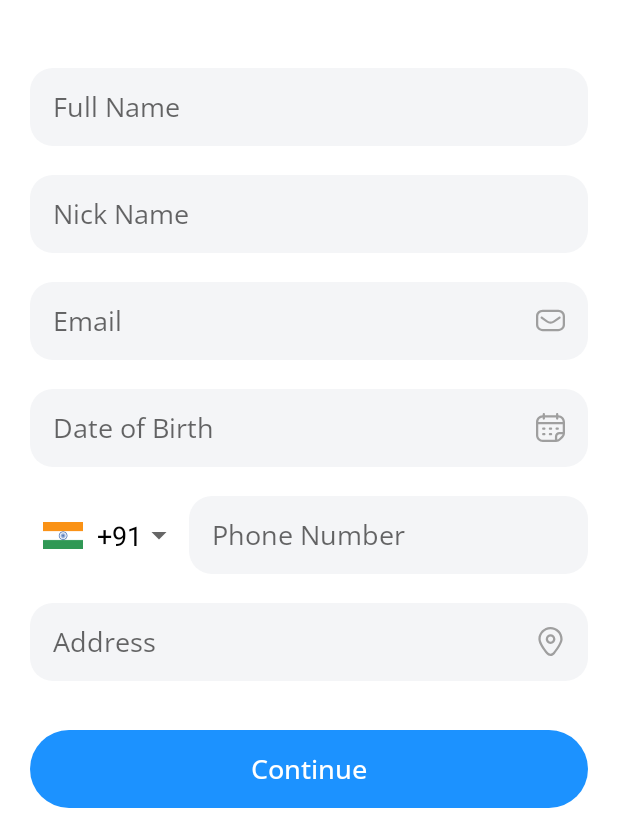
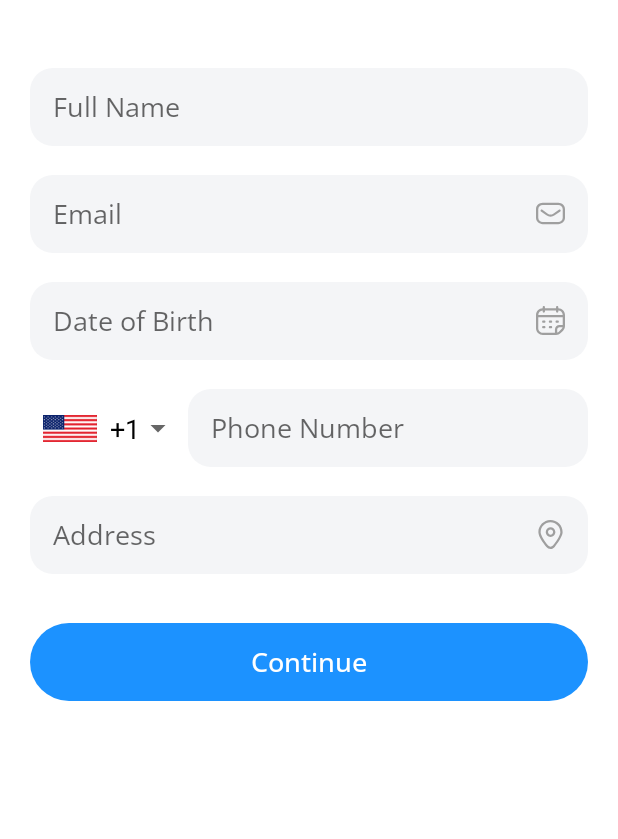
Before and after one commit to Husnainalirafique/Car-Buddy, an Android app: the AuthUserInformationFragment screen opened through its navigation route, on a phone screen of 412 x 824 dp, the part 397-1236 px from its top. Run offline under Robolectric (Android 15) with nearby library versions, the phone set to English and light mode, and no system bars; our stand-ins replace CircleImageView, Dagger/Hilt's generated code, data binding, sdp/ssp sizes; libraries missing offline, so code that uses them is left out: io.michaelrocks.libphonenumber; pictures from the network do not load.

Commit message:
car buddy

```diff
--- a/app/src/main/java/com/example/carbuddy/utils/ActivityAndFragmentUtils.kt
+++ b/app/src/main/java/com/example/carbuddy/utils/ActivityAndFragmentUtils.kt
@@ -1,4 +1,3 @@
-@file:Suppress("DEPRECATION")
 package com.example.carbuddy.utils
 
 import android.app.Activity
--- a/app/src/main/java/com/example/carbuddy/utils/BackPressedExtensions.kt
+++ b/app/src/main/java/com/example/carbuddy/utils/BackPressedExtensions.kt
@@ -6,7 +6,7 @@ import androidx.appcompat.app.AppCompatActivity
 import androidx.fragment.app.Fragment
 
 object BackPressedExtensions {
-    fun AppCompatActivity.goBackPressed(callback: () -> Unit) {
+    inline fun AppCompatActivity.goBackPressed(crossinline callback: () -> Unit) {
         onBackPressedDispatcher.addCallback(this, object : OnBackPressedCallback(true) {
             override fun handleOnBackPressed() {
                 callback()
@@ -15,7 +15,7 @@ object BackPressedExtensions {
     }
 
 
-    fun Fragment.goBackPressed(callback: () -> Unit) {
+    inline fun Fragment.goBackPressed(crossinline callback: () -> Unit) {
         requireActivity().onBackPressedDispatcher.addCallback(this, object : OnBackPressedCallback(true) {
             override fun handleOnBackPressed() {
                 callback()
--- a/app/src/main/java/com/example/carbuddy/utils/BitmapUtils.kt
+++ b/app/src/main/java/com/example/carbuddy/utils/BitmapUtils.kt
@@ -24,13 +24,12 @@ object BitmapUtils {
             view.draw(canvas)
         } catch (e: Exception) {
             e.printStackTrace()
-            Log.d("ereceipt capture", "Failed to capture screenshot because:" + e.message)
         }
         return bitmap!!
     }
 
     fun saveBitmapToGallery(bitmap: Bitmap, context: Context) {
-        val fileName = "image_${System.currentTimeMillis()}.png"
+        val fileName = "image_${DateTimeUtils.formatCompleteDateAndTime()}.png"
 
         /*........ MetaData for media file ........*/
         val contentValues = ContentValues().apply {
--- a/app/src/main/java/com/example/carbuddy/utils/CoroutinesUtils.kt
+++ b/app/src/main/java/com/example/carbuddy/utils/CoroutinesUtils.kt
@@ -3,13 +3,13 @@ package com.example.carbuddy.utils
 import kotlinx.coroutines.Dispatchers
 import kotlinx.coroutines.withContext
 
-suspend fun <T> withMainContext(block: suspend () -> T): T {
+suspend inline fun <T> withMainContext(crossinline block: suspend () -> T): T {
     return withContext(Dispatchers.Main) {
         block.invoke()
     }
 }
 
-suspend fun <T> withIoContext(block: suspend () -> T): T {
+suspend inline fun <T> withIoContext(crossinline block: suspend () -> T): T {
     return withContext(Dispatchers.IO) {
         block.invoke()
     }
--- a/app/src/main/java/com/example/carbuddy/utils/DateTimeUtils.kt
+++ b/app/src/main/java/com/example/carbuddy/utils/DateTimeUtils.kt
@@ -14,8 +14,7 @@ object DateTimeUtils {
 
     fun formatCompleteDateAndTime(): String {
         val calendar = Calendar.getInstance()
-        val dateFormat =
-            SimpleDateFormat(Constants.DATE_TIME_FORMAT_MM_DD_YYYY_HH_MM_SS, Locale.getDefault())
+        val dateFormat = SimpleDateFormat(Constants.DATE_TIME_FORMAT_MM_DD_YYYY_HH_MM_SS, Locale.getDefault())
         return dateFormat.format(calendar.time)
     }
 
--- a/app/src/main/java/com/example/carbuddy/utils/DeviceMediaUtils.kt
+++ b/app/src/main/java/com/example/carbuddy/utils/DeviceMediaUtils.kt
@@ -28,7 +28,9 @@ fun extractSelectedUris(data: Intent?): ArrayList<Uri> {
 }
 
 fun Fragment.filterUrisByMimeType(uris: ArrayList<Uri>, mimeTypePrefix: String): List<Uri> {
-    return uris.filter { getMimeType(it).startsWith(mimeTypePrefix) }
+    return uris.filter {
+        getMimeType(it).startsWith(mimeTypePrefix)
+    }
 }
 
 fun Fragment.getMimeType(uri: Uri): String {
--- a/app/src/main/java/com/example/carbuddy/utils/Dialogs.kt
+++ b/app/src/main/java/com/example/carbuddy/utils/Dialogs.kt
@@ -26,7 +26,7 @@ object Dialogs {
 //        }
 //    }
 
-    fun permissionAlertDialog(context: Context,message:String,callback:() -> Unit) {
+    inline fun permissionAlertDialog(context: Context,message:String,crossinline callback:() -> Unit) {
         val builder = AlertDialog.Builder(context)
         builder.apply{
             setMessage(message)
@@ -42,7 +42,7 @@ object Dialogs {
             show()
         }
     }
-    fun showDatePickerDialog(context: Context,onDateSelected:(date:Date) -> Unit) {
+    inline fun showDatePickerDialog(context: Context,crossinline onDateSelected:(date:Date) -> Unit) {
         val calendar = Calendar.getInstance()
         val year = calendar.get(Calendar.YEAR)
         val month = calendar.get(Calendar.MONTH)
--- a/app/src/main/java/com/example/carbuddy/utils/NetworkUtils.kt
+++ b/app/src/main/java/com/example/carbuddy/utils/NetworkUtils.kt
@@ -3,9 +3,10 @@ package com.example.carbuddy.utils
 import android.content.Context
 import android.net.ConnectivityManager
 import android.net.NetworkCapabilities
+import dagger.hilt.android.qualifiers.ApplicationContext
 
 object NetworkUtils {
-    fun isNetworkAvailable(context: Context): Boolean {
+    fun isNetworkAvailable(@ApplicationContext context: Context): Boolean {
         val connectivityManager = context.getSystemService(Context.CONNECTIVITY_SERVICE) as ConnectivityManager
 
         val networkCapabilities = connectivityManager.activeNetwork ?: return false
--- a/app/src/main/java/com/example/carbuddy/utils/Spanny.kt
+++ b/app/src/main/java/com/example/carbuddy/utils/Spanny.kt
@@ -11,7 +11,7 @@ import android.widget.TextView
 import androidx.annotation.ColorInt
 
 object Spanny {
-    fun spannableText(textView: TextView, fullText: String, clickableText: String,clickableTextColor: Int = Color.BLUE, onClickAction: () -> Unit, ) {
+    fun spannableText(textView: TextView, fullText: String, clickableText: String,clickableTextColor: Int = Color.BLUE,onClickAction: () -> Unit, ) {
         val spannableString = SpannableString(fullText)
 
         val startIndex = fullText.indexOf(clickableText)
--- a/app/src/main/res/layout/fragment_auth_user_information.xml
+++ b/app/src/main/res/layout/fragment_auth_user_information.xml
@@ -74,19 +74,6 @@
                     tools:ignore="SpeakableTextPresentCheck" />
 
                 <androidx.appcompat.widget.AppCompatEditText
-                    android:id="@+id/etNickName"
-                    style="@style/edittextStyle"
-                    android:layout_marginTop="@dimen/_15sdp"
-                    android:hint="@string/string_nick_name"
-                    android:inputType="text"
-                    android:singleLine="true"
-                    app:layout_constraintEnd_toEndOf="parent"
-                    app:layout_constraintHorizontal_bias="0.1"
-                    app:layout_constraintStart_toStartOf="parent"
-                    app:layout_constraintTop_toBottomOf="@+id/etFullName"
-                    tools:ignore="SpeakableTextPresentCheck" />
-
-                <androidx.appcompat.widget.AppCompatEditText
                     android:id="@+id/etEmail"
                     style="@style/edittextStyle"
                     android:layout_marginTop="@dimen/_15sdp"
@@ -97,7 +84,7 @@
                     app:layout_constraintEnd_toEndOf="parent"
                     app:layout_constraintHorizontal_bias="0.4"
                     app:layout_constraintStart_toStartOf="parent"
-                    app:layout_constraintTop_toBottomOf="@+id/etNickName"
+                    app:layout_constraintTop_toBottomOf="@+id/etFullName"
                     tools:ignore="SpeakableTextPresentCheck" />
 
                 <androidx.appcompat.widget.AppCompatEditText
@@ -119,13 +106,15 @@
                     android:id="@+id/countryCodePicker"
                     android:layout_width="wrap_content"
                     android:layout_height="wrap_content"
-                    app:ccp_countryAutoDetectionPref="SIM_NETWORK_LOCALE"
                     app:ccpDialog_fastScroller_bubbleColor="@color/color_edittext_background"
                     app:ccpDialog_textColor="@color/color_textview"
                     app:ccp_arrowColor="@color/color_textview"
                     app:ccp_contentColor="@color/color_textview"
+                    app:ccp_hintExampleNumber="true"
                     app:ccp_showNameCode="false"
                     app:ccp_showPhoneCode="true"
+                    app:ccp_autoDetectLanguage="true"
+                    app:ccp_autoDetectCountry="true"
                     app:layout_constraintBottom_toBottomOf="@+id/phoneNumber"
                     app:layout_constraintStart_toStartOf="parent"
                     app:layout_constraintTop_toTopOf="@+id/phoneNumber" />
--- a/app/src/main/res/layout/fragment_log_in.xml
+++ b/app/src/main/res/layout/fragment_log_in.xml
@@ -196,7 +196,7 @@
                     android:layout_width="wrap_content"
                     android:layout_height="wrap_content"
                     android:layout_marginTop="30dp"
-                    android:textSize="15sp"
+                    android:textSize="@dimen/_13ssp"
                     app:layout_constraintEnd_toEndOf="parent"
                     app:layout_constraintStart_toStartOf="parent"
                     app:layout_constraintTop_toBottomOf="@+id/btnGoogleLogIn" />
--- a/app/src/main/res/values/strings.xml
+++ b/app/src/main/res/values/strings.xml
@@ -22,7 +22,7 @@
     //Account setup
     <string name="string_fill_your_profile">Fill your Profile</string>
     <string name="string_full_name">Full Name</string>
-    <string name="string_nick_name">Nick Name</string>
+    <string name="string_nick_name">Nick Name (Optional)</string>
     <string name="string_date_of_birth">Date of Birth</string>
     <string name="string_phone_number">Phone Number</string>
     <string name="string_address">Address</string>
```
Also changed, not shown: app/src/main/java/com/example/carbuddy/ui/fragments/auth_fragments/auth_info/AuthUserInformationFragment.kt (+42 -5 lines), app/src/main/java/com/example/carbuddy/ui/fragments/auth_fragments/login/LogInFragment.kt (+23 -9 lines), app/src/main/java/com/example/carbuddy/utils/EditTextUtils.kt (+21 -0 lines).
